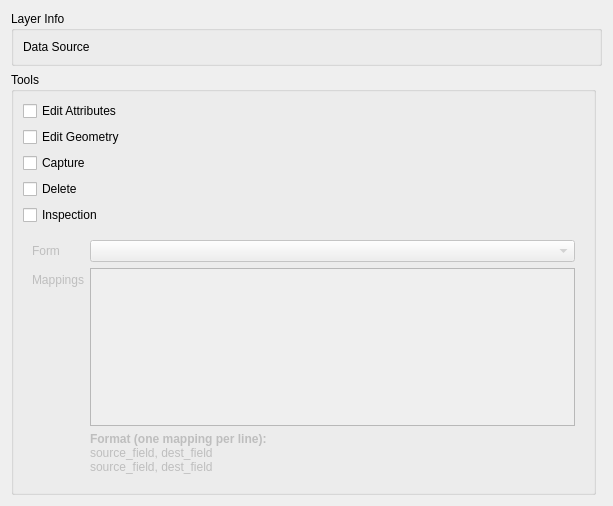
Before: the Qt Designer form src/configmanager/ui/nodewidgets/ui_layernode.ui in roam-qgis/Roam, drawn with Qt 5.
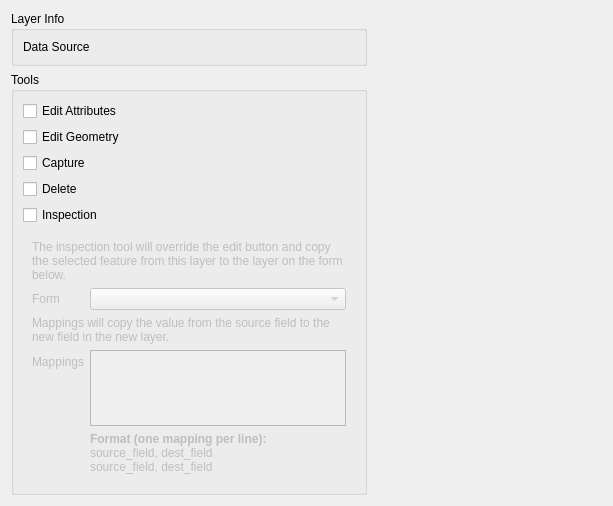
After: the same form once the commit is applied.

What changed in the file:
```diff
--- a/src/configmanager/ui/nodewidgets/ui_layernode.ui
+++ b/src/configmanager/ui/nodewidgets/ui_layernode.ui
@@ -19,6 +19,9 @@
      <property name="title">
       <string>Tools</string>
      </property>
+     <property name="flat">
+      <bool>true</bool>
+     </property>
      <layout class="QVBoxLayout" name="verticalLayout">
       <item>
        <widget class="QCheckBox" name="editattr_check">
@@ -64,7 +67,17 @@
          <bool>false</bool>
         </property>
         <layout class="QFormLayout" name="formLayout_2">
-         <item row="1" column="0">
+         <item row="1" column="0" colspan="2">
+          <widget class="QLabel" name="label_5">
+           <property name="text">
+            <string>The inspection tool will override the edit button and copy the selected feature from this layer to the layer on the form below.</string>
+           </property>
+           <property name="wordWrap">
+            <bool>true</bool>
+           </property>
+          </widget>
+         </item>
+         <item row="2" column="0">
           <widget class="QLabel" name="label_3">
            <property name="toolTip">
             <string>&lt;html&gt;&lt;head/&gt;&lt;body&gt;&lt;p&gt;The form which is opened when inspectiing a feature&lt;/p&gt;&lt;/body&gt;&lt;/html&gt;</string>
@@ -74,10 +87,20 @@
            </property>
           </widget>
          </item>
-         <item row="1" column="1">
-          <widget class="QComboBox" name="inspection_form_combo"/>
-         </item>
          <item row="2" column="1">
+          <widget class="QComboBox" name="inspection_form_combo"/>
+         </item>
+         <item row="4" column="0">
+          <widget class="QLabel" name="label_2">
+           <property name="toolTip">
+            <string>&lt;html&gt;&lt;head/&gt;&lt;body&gt;&lt;p&gt;Field mappings between source and destination layer.&lt;/p&gt;&lt;p&gt;&lt;span style=&quot; font-weight:600;&quot;&gt;Format (one mapping per line):&lt;/span&gt;&lt;/p&gt;&lt;p&gt;source_field, dest_field&lt;/p&gt;&lt;/body&gt;&lt;/html&gt;</string>
+           </property>
+           <property name="text">
+            <string>Mappings</string>
+           </property>
+          </widget>
+         </item>
+         <item row="4" column="1">
           <layout class="QVBoxLayout" name="verticalLayout_2">
            <item>
             <widget class="QPlainTextEdit" name="inspection_fieldmappings"/>
@@ -97,13 +120,13 @@
            </item>
           </layout>
          </item>
-         <item row="2" column="0">
-          <widget class="QLabel" name="label_2">
-           <property name="toolTip">
-            <string>&lt;html&gt;&lt;head/&gt;&lt;body&gt;&lt;p&gt;Field mappings between source and destination layer.&lt;/p&gt;&lt;p&gt;&lt;span style=&quot; font-weight:600;&quot;&gt;Format (one mapping per line):&lt;/span&gt;&lt;/p&gt;&lt;p&gt;source_field, dest_field&lt;/p&gt;&lt;/body&gt;&lt;/html&gt;</string>
-           </property>
+         <item row="3" column="0" colspan="2">
+          <widget class="QLabel" name="label_6">
            <property name="text">
-            <string>Mappings</string>
+            <string>Mappings will copy the value from the source field to the new field in the new layer.</string>
+           </property>
+           <property name="wordWrap">
+            <bool>true</bool>
            </property>
           </widget>
          </item>
@@ -113,24 +136,14 @@
      </layout>
     </widget>
    </item>
-   <item row="2" column="0">
-    <spacer name="verticalSpacer">
-     <property name="orientation">
-      <enum>Qt::Vertical</enum>
-     </property>
-     <property name="sizeHint" stdset="0">
-      <size>
-       <width>20</width>
-       <height>40</height>
-      </size>
-     </property>
-    </spacer>
-   </item>
-   <item row="0" column="0" colspan="2">
+   <item row="0" column="0">
     <widget class="QGroupBox" name="groupBox_2">
      <property name="title">
       <string>Layer Info</string>
      </property>
+     <property name="flat">
+      <bool>true</bool>
+     </property>
      <layout class="QFormLayout" name="formLayout">
       <property name="fieldGrowthPolicy">
        <enum>QFormLayout::AllNonFixedFieldsGrow</enum>
@@ -158,6 +171,19 @@
      </layout>
     </widget>
    </item>
+   <item row="0" column="1" rowspan="2">
+    <spacer name="horizontalSpacer">
+     <property name="orientation">
+      <enum>Qt::Horizontal</enum>
+     </property>
+     <property name="sizeHint" stdset="0">
+      <size>
+       <width>40</width>
+       <height>20</height>
+      </size>
+     </property>
+    </spacer>
+   </item>
   </layout>
  </widget>
  <resources/>
```
Left out of the diff: 13 changed lines with no effect on the pictures.
